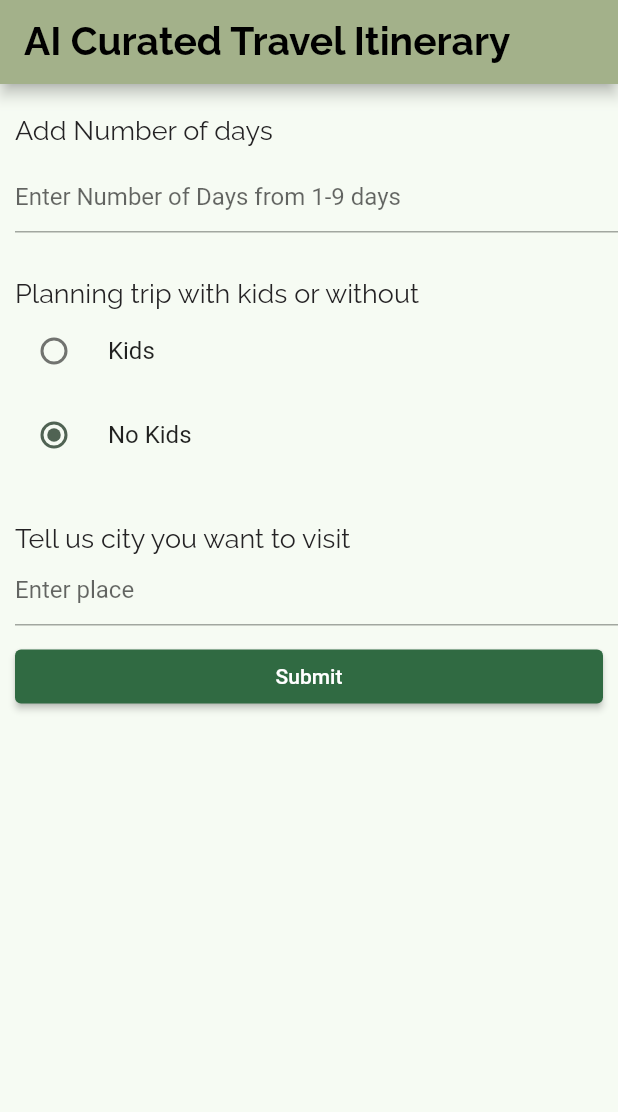
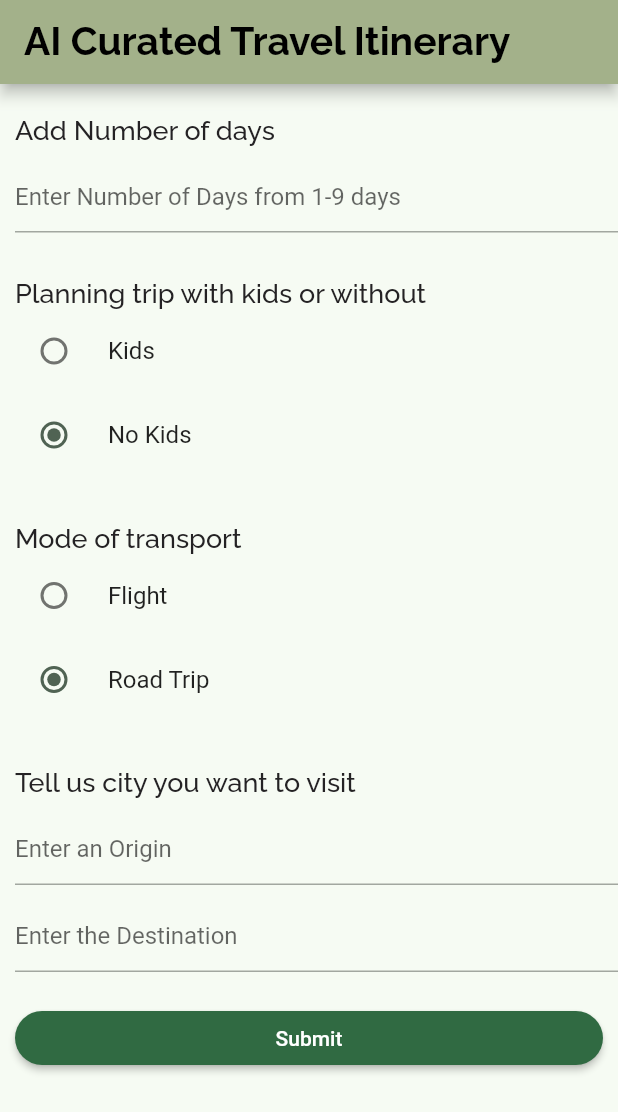
Before and after one commit to anjutus/ai_chat_app, a Flutter app: the screen it shows after launch, on a phone screen of 412 x 824 dp. Shown: the top 1112 px of the screen. Run offline on Flutter 3.47's test engine with Material 2 defaults, Android fonts, the phone set to English and light mode, and no system bars; our stand-ins replace google_fonts; missing offline and left inert: chat_gpt_sdk.

Commit message:
added to from details in Chat gpt

```diff
--- a/lib/screens/home_page.dart
+++ b/lib/screens/home_page.dart
@@ -14,10 +14,12 @@ class HomePage extends StatefulWidget {
 class _HomePageState extends State<HomePage> {
   final GlobalKey<FormState> _formKey = GlobalKey<FormState>();
   final TextEditingController _controllerDays = TextEditingController();
-  final TextEditingController _controller = TextEditingController();
+  final TextEditingController _controllerFrom = TextEditingController();
+  final TextEditingController _controllerTo = TextEditingController();
   Future<CTResponse?>? response;
   late OpenAI? chatGPT;
   String kids = "No Kids";
+  String transport = "Road Trip";
   bool _submitted = false;
 
   @override
@@ -35,7 +37,7 @@ class _HomePageState extends State<HomePage> {
 
   void getResult() async {
 
-    String promptData ="create a ${_controllerDays.value.text} days itinerary for the ${_controller.value.text} for a family consisting of ${kids}";
+    String promptData ="create a ${_controllerDays.value.text} days itinerary with  mode of transport as a ${transport} from the ${_controllerFrom.value.text} to the ${_controllerTo.value.text} for a family consisting of ${kids}";
 
     final request = CompleteText(prompt: promptData, model: Model.textDavinci2,maxTokens:500 );
 
@@ -69,7 +71,7 @@ class _HomePageState extends State<HomePage> {
           ),
           body: Form(
             key: _formKey,
-            child: Column(
+            child: SingleChildScrollView(child:Column(
               crossAxisAlignment: CrossAxisAlignment.start,
               children: [
                 const SizedBox(
@@ -140,16 +142,49 @@ class _HomePageState extends State<HomePage> {
                 Padding(
                   padding: const EdgeInsets.only(left: 10),
                   child: Text(
+                    "Mode of transport",
+                    style: kSubTitleText,
+                  ),
+                ),
+                RadioListTile(
+                  title: const Text("Flight"),
+                  value: "Flight",
+                  groupValue: transport,
+                  onChanged: (value) {
+                    setState(() {
+                      transport = value.toString();
+                    });
+                  },
+                ),
+                RadioListTile(
+                  title: const Text("Road Trip"),
+                  value: "Road Trip",
+                  groupValue: transport,
+                  onChanged: (value) {
+                    setState(() {
+                      transport = value.toString();
+                    });
+                  },
+                ),
+                const SizedBox(
+                  height: 30,
+                ),
+                Padding(
+                  padding: const EdgeInsets.only(left: 10),
+                  child: Text(
                     "Tell us city you want to visit",
                     style: kSubTitleText,
                   ),
                 ),
+                const SizedBox(
+                  height: 10,
+                ),
                 Padding(
                   padding: const EdgeInsets.only(left:10.0),
                   child: TextFormField(
-                    controller: _controller,
+                    controller: _controllerFrom,
                     decoration: const InputDecoration(
-                      hintText: 'Enter place',
+                      hintText: 'Enter an Origin',
                     ),
                     validator: (String? value) {
                       if (value == null || value.isEmpty) {
@@ -159,15 +194,41 @@ class _HomePageState extends State<HomePage> {
                     },
                   ),
                 ),
+                const SizedBox(
+                  height: 10,
+                ),
+                Padding(
+                  padding: const EdgeInsets.only(left:10.0),
+                  child: TextFormField(
+                    controller: _controllerTo,
+                    decoration: const InputDecoration(
+                      hintText: 'Enter the Destination',
+                    ),
+                    validator: (String? value) {
+                      if (value == null || value.isEmpty) {
+                        return 'Please enter place';
+                      }
+                      return null;
+                    },
+                  ),
+                ),
+                const SizedBox(
+                  height: 10,
+                ),
                 Padding(
                   padding: const EdgeInsets.all(10.0),
                   child: ElevatedButton(
+                    style: ButtonStyle( padding: MaterialStateProperty.all(const EdgeInsets.all(10)),shape: MaterialStateProperty.all(
+                      RoundedRectangleBorder(
+                        borderRadius: BorderRadius.circular(30),
+                      ),
+                    ), ),
                     onPressed: () => getResult(),
                     child: const Center(child: Text("Submit")),
                   ),
                 ),
               ],
-            ),
+            )),
           ));
     }
   }
--- a/lib/screens/search_result.dart
+++ b/lib/screens/search_result.dart
@@ -11,7 +11,12 @@ class SearchResult extends StatelessWidget {
   Widget build(BuildContext context) {
     var size = MediaQuery.of(context).size;
 
-    return FutureBuilder<CTResponse?>(
+    return Scaffold(
+        appBar: AppBar(
+        title: Text("AI Curated Travel Itinerary", style: kTitleText),
+    backgroundColor:const Color.fromRGBO(163,177, 138, 1),
+    ),
+    body: FutureBuilder<CTResponse?>(
         future: gptResponseData,
         builder: (context, snapshot) {
           final text = snapshot.data?.choices.single.text;
@@ -32,7 +37,7 @@ class SearchResult extends StatelessWidget {
                     style: kSubTitleText,
                   ),
                   const SizedBox(
-                    height: 20,
+                    height: 10,
                   )
                   ,Text(
                     text ?? 'Loading...',
@@ -40,7 +45,7 @@ class SearchResult extends StatelessWidget {
                   ),
                 ],))
               );}
-            );
+            ));
 
         }
   }
--- a/lib/styles/font_style.dart
+++ b/lib/styles/font_style.dart
@@ -12,5 +12,6 @@ TextStyle kTitleText = GoogleFonts.raleway(
 TextStyle kSubTitleText = GoogleFonts.raleway(
   color: Color(0xFF242224),
   fontSize: 18.0,
-  decoration: TextDecoration.none
+  decoration: TextDecoration.none,
+  fontWeight: FontWeight.w500
 );
```
